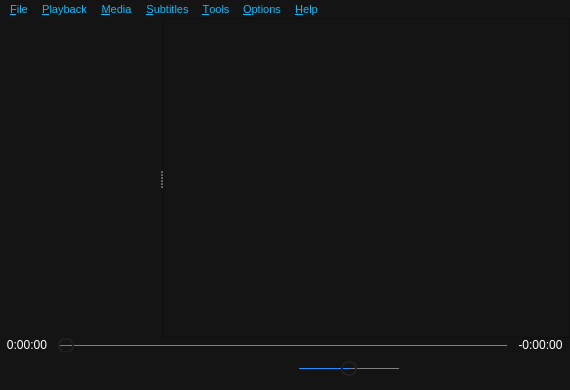
Above: Baka MPlayer/windows/mainwindow.ui from u8sand/Baka-MPlayer before the change. Below: the same form after it.
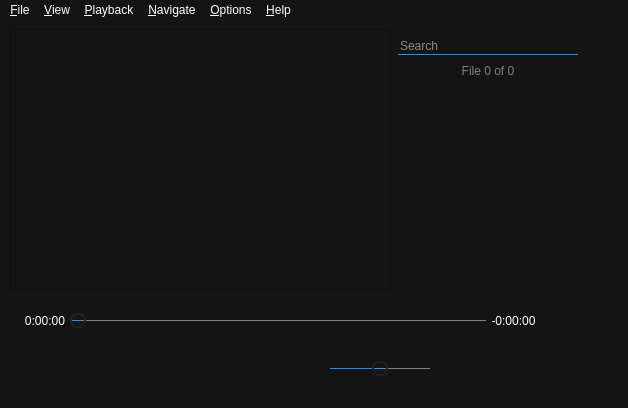
That is the form after the change. Icons and pictures are not drawn. Custom widgets are drawn as their Qt base class.

Commit message: mainwindow.ui: reorganized items but layout is incomplete

```diff
--- a/Baka MPlayer/windows/mainwindow.ui
+++ b/Baka MPlayer/windows/mainwindow.ui
@@ -6,8 +6,8 @@
    <rect>
     <x>0</x>
     <y>0</y>
-    <width>570</width>
-    <height>390</height>
+    <width>628</width>
+    <height>408</height>
    </rect>
   </property>
   <property name="windowTitle">
@@ -18,21 +18,15 @@
     <normaloff>:/img/logo.ico</normaloff>:/img/logo.ico</iconset>
   </property>
   <property name="styleSheet">
-   <string notr="true">QWidget, QMenu {
+   <string notr="true">/* QMenu */
+
+QWidget, QMenu, QMenuBar, QMenuBar::item {
 	background: #141414;
 	color: white;
 }
 
 QMenu {
-    border: 1px solid deepskyblue;
-	border-bottom-right-radius: 4px;
-	border-bottom-left-radius: 4px;
-}
-
-QMenuBar, QMenuBar::item {
-	background: #141414;
-	color: deepskyblue;
-	font-size: 11px;
+    border: 1px solid dimgray;
 }
 
 QMenu::item:selected {
@@ -40,12 +34,28 @@
 	 color: black;
  }
 
+QMenu::item::disabled {
+	color: gray;
+}
+
 QMenu::separator {
 	background: dimgray;
 	height: 1px;
 	margin: 3px 0;
 }
 
+/* Playlist */
+
+#searchBox {
+	border-bottom: 1px solid dodgerblue;
+	border-radius: 0px;
+}
+
+#indexLabel {
+	color: gray;
+}
+
+/* QSlider */
 
 QSlider::groove:horizontal {
 	background: gray;
@@ -66,220 +76,211 @@
 }</string>
   </property>
   <widget class="QWidget" name="centralwidget">
-   <layout class="QVBoxLayout" name="mainLayout">
-    <property name="spacing">
-     <number>0</number>
+   <widget class="QFrame" name="mpvFrame">
+    <property name="geometry">
+     <rect>
+      <x>10</x>
+      <y>10</y>
+      <width>381</width>
+      <height>261</height>
+     </rect>
     </property>
-    <property name="leftMargin">
-     <number>0</number>
+    <property name="frameShape">
+     <enum>QFrame::StyledPanel</enum>
     </property>
-    <property name="topMargin">
-     <number>0</number>
+    <property name="frameShadow">
+     <enum>QFrame::Raised</enum>
     </property>
-    <property name="rightMargin">
-     <number>0</number>
+   </widget>
+   <widget class="QFrame" name="playlistFrame">
+    <property name="geometry">
+     <rect>
+      <x>396</x>
+      <y>10</y>
+      <width>191</width>
+      <height>261</height>
+     </rect>
     </property>
-    <property name="bottomMargin">
-     <number>0</number>
-    </property>
-    <item>
-     <widget class="QWidget" name="verticalWidget" native="true">
-      <layout class="QVBoxLayout" name="verticalLayout">
-       <property name="leftMargin">
-        <number>0</number>
+    <layout class="QVBoxLayout" name="playlistLayout">
+     <property name="spacing">
+      <number>0</number>
+     </property>
+     <property name="leftMargin">
+      <number>2</number>
+     </property>
+     <item>
+      <widget class="QLineEdit" name="searchBox">
+       <property name="placeholderText">
+        <string>Search</string>
        </property>
-       <property name="topMargin">
-        <number>0</number>
+       <property name="clearButtonEnabled">
+        <bool>true</bool>
        </property>
-       <property name="rightMargin">
-        <number>0</number>
-       </property>
-       <property name="bottomMargin">
-        <number>0</number>
-       </property>
-       <item>
-        <widget class="QSplitter" name="splitter">
-         <property name="orientation">
-          <enum>Qt::Horizontal</enum>
-         </property>
-         <property name="handleWidth">
-          <number>4</number>
-         </property>
-         <widget class="QFrame" name="mpvFrame">
-          <property name="sizePolicy">
-           <sizepolicy hsizetype="Expanding" vsizetype="Expanding">
-            <horstretch>0</horstretch>
-            <verstretch>0</verstretch>
-           </sizepolicy>
+      </widget>
+     </item>
+     <item>
+      <widget class="QFrame" name="listFrame">
+       <layout class="QVBoxLayout" name="verticalLayout_2">
+        <property name="spacing">
+         <number>0</number>
+        </property>
+        <item>
+         <widget class="QLabel" name="indexLabel">
+          <property name="text">
+           <string>File 0 of 0</string>
           </property>
-          <property name="acceptDrops">
-           <bool>false</bool>
-          </property>
-          <property name="frameShape">
-           <enum>QFrame::NoFrame</enum>
+          <property name="alignment">
+           <set>Qt::AlignCenter</set>
           </property>
          </widget>
+        </item>
+        <item>
          <widget class="QListWidget" name="playlistWidget">
           <property name="frameShape">
-           <enum>QFrame::StyledPanel</enum>
+           <enum>QFrame::NoFrame</enum>
           </property>
          </widget>
-        </widget>
-       </item>
-      </layout>
-     </widget>
-    </item>
-    <item>
-     <widget class="QWidget" name="seekWidget" native="true">
-      <property name="maximumSize">
-       <size>
-        <width>16777215</width>
-        <height>14</height>
-       </size>
-      </property>
-      <layout class="QHBoxLayout" name="horizontalLayout_2">
-       <property name="leftMargin">
-        <number>2</number>
-       </property>
-       <property name="topMargin">
-        <number>0</number>
-       </property>
-       <property name="rightMargin">
-        <number>2</number>
-       </property>
-       <property name="bottomMargin">
-        <number>0</number>
-       </property>
-       <item>
-        <widget class="QLabel" name="durationLabel">
-         <property name="sizePolicy">
-          <sizepolicy hsizetype="MinimumExpanding" vsizetype="Preferred">
-           <horstretch>0</horstretch>
-           <verstretch>0</verstretch>
-          </sizepolicy>
-         </property>
-         <property name="maximumSize">
-          <size>
-           <width>50</width>
-           <height>16777215</height>
-          </size>
-         </property>
-         <property name="text">
-          <string>0:00:00</string>
-         </property>
-         <property name="alignment">
-          <set>Qt::AlignCenter</set>
-         </property>
-        </widget>
-       </item>
-       <item>
-        <widget class="CustomSlider" name="seekBar">
-         <property name="enabled">
-          <bool>false</bool>
-         </property>
-         <property name="acceptDrops">
-          <bool>false</bool>
-         </property>
-         <property name="maximum">
-          <number>1000000</number>
-         </property>
-         <property name="sliderPosition">
-          <number>0</number>
-         </property>
-         <property name="orientation">
-          <enum>Qt::Horizontal</enum>
-         </property>
-        </widget>
-       </item>
-       <item>
-        <widget class="QLabel" name="remainingLabel">
-         <property name="sizePolicy">
-          <sizepolicy hsizetype="MinimumExpanding" vsizetype="Preferred">
-           <horstretch>0</horstretch>
-           <verstretch>0</verstretch>
-          </sizepolicy>
-         </property>
-         <property name="maximumSize">
-          <size>
-           <width>55</width>
-           <height>16777215</height>
-          </size>
-         </property>
-         <property name="text">
-          <string>-0:00:00</string>
-         </property>
-         <property name="alignment">
-          <set>Qt::AlignCenter</set>
-         </property>
-        </widget>
-       </item>
-      </layout>
-     </widget>
-    </item>
-    <item>
-     <widget class="QWidget" name="controlsWidget" native="true">
-      <property name="maximumSize">
-       <size>
-        <width>16777215</width>
-        <height>38</height>
-       </size>
-      </property>
+        </item>
+       </layout>
+      </widget>
+     </item>
+     <item>
       <layout class="QHBoxLayout" name="horizontalLayout">
-       <property name="leftMargin">
-        <number>12</number>
+       <property name="spacing">
+        <number>2</number>
        </property>
-       <property name="topMargin">
-        <number>0</number>
-       </property>
-       <property name="rightMargin">
-        <number>12</number>
-       </property>
-       <property name="bottomMargin">
-        <number>5</number>
-       </property>
        <item>
-        <widget class="QPushButton" name="openButton">
-         <property name="sizePolicy">
-          <sizepolicy hsizetype="Fixed" vsizetype="Fixed">
-           <horstretch>0</horstretch>
-           <verstretch>0</verstretch>
-          </sizepolicy>
+        <spacer name="horizontalSpacer_2">
+         <property name="orientation">
+          <enum>Qt::Horizontal</enum>
          </property>
-         <property name="maximumSize">
+         <property name="sizeHint" stdset="0">
           <size>
-           <width>16</width>
-           <height>16</height>
+           <width>40</width>
+           <height>20</height>
           </size>
          </property>
-         <property name="cursor">
-          <cursorShape>PointingHandCursor</cursorShape>
+        </spacer>
+       </item>
+       <item>
+        <widget class="QPushButton" name="currentFileButton">
+         <property name="icon">
+          <iconset resource="../rsclist.qrc">
+           <normaloff>:/img/select_current.svg</normaloff>:/img/select_current.svg</iconset>
          </property>
-         <property name="autoFillBackground">
-          <bool>false</bool>
+         <property name="flat">
+          <bool>true</bool>
          </property>
          <property name="icon">
           <iconset resource="../rsclist.qrc">
            <normaloff>:/img/default_open.svg</normaloff>:/img/default_open.svg</iconset>
          </property>
-         <property name="iconSize">
-          <size>
-           <width>16</width>
-           <height>16</height>
-          </size>
+         <property name="checkable">
+          <bool>true</bool>
          </property>
          <property name="flat">
           <bool>true</bool>
          </property>
         </widget>
        </item>
+       <item>
+        <widget class="QPushButton" name="refreshButton">
+         <property name="icon">
+          <iconset resource="../rsclist.qrc">
+           <normaloff>:/img/refresh_view.svg</normaloff>:/img/refresh_view.svg</iconset>
+         </property>
+         <property name="flat">
+          <bool>true</bool>
+         </property>
+        </widget>
+       </item>
+      </layout>
+     </item>
+    </layout>
+   </widget>
+   <widget class="QWidget" name="horizontalLayoutWidget_2">
+    <property name="geometry">
+     <rect>
+      <x>20</x>
+      <y>332</y>
+      <width>521</width>
+      <height>41</height>
+     </rect>
+    </property>
+    <layout class="QHBoxLayout" name="horizontalLayout_3">
+     <property name="leftMargin">
+      <number>12</number>
+     </property>
+     <property name="rightMargin">
+      <number>12</number>
+     </property>
+     <property name="bottomMargin">
+      <number>5</number>
+     </property>
+     <item>
+      <widget class="QPushButton" name="openButton">
+       <property name="sizePolicy">
+        <sizepolicy hsizetype="Fixed" vsizetype="Fixed">
+         <horstretch>0</horstretch>
+         <verstretch>0</verstretch>
+        </sizepolicy>
+       </property>
+       <property name="maximumSize">
+        <size>
+         <width>16</width>
+         <height>16</height>
+        </size>
+       </property>
+       <property name="cursor">
+        <cursorShape>PointingHandCursor</cursorShape>
+       </property>
+       <property name="autoFillBackground">
+        <bool>false</bool>
+       </property>
+       <property name="icon">
+        <iconset resource="../rsclist.qrc">
+         <normaloff>:/img/default_open.svg</normaloff>:/img/default_open.svg</iconset>
+       </property>
+       <property name="iconSize">
+        <size>
+         <width>16</width>
+         <height>16</height>
+        </size>
+       </property>
+       <property name="flat">
+        <bool>true</bool>
+       </property>
+      </widget>
+     </item>
+     <item>
+      <spacer name="horizontalSpacer_4">
+       <property name="orientation">
+        <enum>Qt::Horizontal</enum>
+       </property>
+       <property name="sizeHint" stdset="0">
+        <size>
+         <width>40</width>
+         <height>20</height>
+        </size>
+       </property>
+      </spacer>
+     </item>
+     <item>
+      <layout class="QHBoxLayout" name="horizontalLayout_2">
+       <property name="sizeConstraint">
+        <enum>QLayout::SetFixedSize</enum>
+       </property>
        <item>
         <spacer name="horizontalSpacer">
          <property name="orientation">
           <enum>Qt::Horizontal</enum>
          </property>
+         <property name="sizeType">
+          <enum>QSizePolicy::Fixed</enum>
+         </property>
          <property name="sizeHint" stdset="0">
           <size>
-           <width>40</width>
+           <width>70</width>
            <height>20</height>
           </size>
          </property>
@@ -367,7 +368,7 @@
          <property name="maximumSize">
           <size>
            <width>28</width>
-           <height>16777215</height>
+           <height>30</height>
           </size>
          </property>
          <property name="cursor">
@@ -462,71 +463,149 @@
          </property>
         </widget>
        </item>
-       <item>
-        <spacer name="horizontalSpacer_2">
-         <property name="orientation">
-          <enum>Qt::Horizontal</enum>
-         </property>
-         <property name="sizeHint" stdset="0">
-          <size>
-           <width>40</width>
-           <height>20</height>
-          </size>
-         </property>
-        </spacer>
-       </item>
-       <item>
-        <widget class="QPushButton" name="playlistButton">
-         <property name="enabled">
-          <bool>false</bool>
-         </property>
-         <property name="sizePolicy">
-          <sizepolicy hsizetype="Fixed" vsizetype="Fixed">
-           <horstretch>0</horstretch>
-           <verstretch>0</verstretch>
-          </sizepolicy>
-         </property>
-         <property name="maximumSize">
-          <size>
-           <width>16</width>
-           <height>16</height>
-          </size>
-         </property>
-         <property name="cursor">
-          <cursorShape>PointingHandCursor</cursorShape>
-         </property>
-         <property name="autoFillBackground">
-          <bool>false</bool>
-         </property>
-         <property name="icon">
-          <iconset resource="../rsclist.qrc">
-           <normaloff>:/img/default_playlist.svg</normaloff>
-           <disabledoff>:/img/disabled_playlist.svg</disabledoff>
-           <disabledon>:/img/disabled_playlist.svg</disabledon>:/img/default_playlist.svg</iconset>
-         </property>
-         <property name="iconSize">
-          <size>
-           <width>16</width>
-           <height>16</height>
-          </size>
-         </property>
-         <property name="flat">
-          <bool>true</bool>
-         </property>
-        </widget>
-       </item>
       </layout>
-     </widget>
-    </item>
-   </layout>
+     </item>
+     <item>
+      <spacer name="horizontalSpacer_3">
+       <property name="orientation">
+        <enum>Qt::Horizontal</enum>
+       </property>
+       <property name="sizeHint" stdset="0">
+        <size>
+         <width>40</width>
+         <height>20</height>
+        </size>
+       </property>
+      </spacer>
+     </item>
+     <item>
+      <widget class="QPushButton" name="playlistButton">
+       <property name="enabled">
+        <bool>false</bool>
+       </property>
+       <property name="sizePolicy">
+        <sizepolicy hsizetype="Fixed" vsizetype="Fixed">
+         <horstretch>0</horstretch>
+         <verstretch>0</verstretch>
+        </sizepolicy>
+       </property>
+       <property name="maximumSize">
+        <size>
+         <width>16</width>
+         <height>16</height>
+        </size>
+       </property>
+       <property name="cursor">
+        <cursorShape>PointingHandCursor</cursorShape>
+       </property>
+       <property name="autoFillBackground">
+        <bool>false</bool>
+       </property>
+       <property name="icon">
+        <iconset resource="../rsclist.qrc">
+         <normaloff>:/img/default_playlist.svg</normaloff>
+         <disabledoff>:/img/disabled_playlist.svg</disabledoff>
+         <disabledon>:/img/disabled_playlist.svg</disabledon>:/img/default_playlist.svg</iconset>
+       </property>
+       <property name="iconSize">
+        <size>
+         <width>16</width>
+         <height>16</height>
+        </size>
+       </property>
+       <property name="flat">
+        <bool>true</bool>
+       </property>
+      </widget>
+     </item>
+    </layout>
+   </widget>
+   <widget class="QWidget" name="horizontalLayoutWidget_3">
+    <property name="geometry">
+     <rect>
+      <x>20</x>
+      <y>290</y>
+      <width>521</width>
+      <height>24</height>
+     </rect>
+    </property>
+    <layout class="QHBoxLayout" name="horizontalLayout_4">
+     <property name="spacing">
+      <number>0</number>
+     </property>
+     <item>
+      <widget class="QLabel" name="durationLabel">
+       <property name="sizePolicy">
+        <sizepolicy hsizetype="MinimumExpanding" vsizetype="Preferred">
+         <horstretch>0</horstretch>
+         <verstretch>0</verstretch>
+        </sizepolicy>
+       </property>
+       <property name="maximumSize">
+        <size>
+         <width>50</width>
+         <height>16777215</height>
+        </size>
+       </property>
+       <property name="text">
+        <string>0:00:00</string>
+       </property>
+       <property name="alignment">
+        <set>Qt::AlignCenter</set>
+       </property>
+      </widget>
+     </item>
+     <item>
+      <widget class="CustomSlider" name="seekBar">
+       <property name="enabled">
+        <bool>false</bool>
+       </property>
+       <property name="acceptDrops">
+        <bool>false</bool>
+       </property>
+       <property name="maximum">
+        <number>1000000</number>
+       </property>
+       <property name="sliderPosition">
+        <number>0</number>
+       </property>
+       <property name="orientation">
+        <enum>Qt::Horizontal</enum>
+       </property>
+      </widget>
+     </item>
+     <item>
+      <widget class="QLabel" name="remainingLabel">
+       <property name="sizePolicy">
+        <sizepolicy hsizetype="MinimumExpanding" vsizetype="Preferred">
+         <horstretch>0</horstretch>
+         <verstretch>0</verstretch>
+        </sizepolicy>
+       </property>
+       <property name="maximumSize">
+        <size>
+         <width>55</width>
+         <height>16777215</height>
+        </size>
+       </property>
+       <property name="text">
+        <string>-0:00:00</string>
+       </property>
+       <property name="alignment">
+        <set>Qt::AlignCenter</set>
+       </property>
+      </widget>
+     </item>
+    </layout>
+   </widget>
   </widget>
   <widget class="QMenuBar" name="menubar">
    <property name="geometry">
     <rect>
      <x>0</x>
      <y>0</y>
-     <width>570</width>
-     <height>19</height>
+     <width>628</width>
+     <height>21</height>
     </rect>
    </property>
    <widget class="QMenu" name="menu_File">
@@ -547,40 +626,13 @@
     <addaction name="separator"/>
     <addaction name="actionE_xit"/>
    </widget>
-   <widget class="QMenu" name="menu_Playback">
+   <widget class="QMenu" name="menu_View">
     <property name="title">
-     <string>&amp;Playback</string>
+     <string>&amp;View</string>
     </property>
     <widget class="QMenu" name="menuRepea_t">
      <property name="title">
-      <string>Repea&amp;t</string>
-     </property>
-     <addaction name="action_Off"/>
-     <addaction name="separator"/>
-     <addaction name="action_Playlist"/>
-     <addaction name="action_This_File"/>
-    </widget>
-    <addaction name="action_Play"/>
-    <addaction name="action_Stop"/>
-    <addaction name="action_Rewind"/>
-    <addaction name="actionR_estart"/>
-    <addaction name="separator"/>
-    <addaction name="actionShu_ffle"/>
-    <addaction name="menuRepea_t"/>
-    <addaction name="actionStop_after_current"/>
-    <addaction name="separator"/>
-    <addaction name="action_Frame_Step"/>
-    <addaction name="actionFrame_Back_Step"/>
-    <addaction name="separator"/>
-    <addaction name="action_Jump_To_Time"/>
-   </widget>
-   <widget class="QMenu" name="menu_Media">
-    <property name="title">
-     <string>&amp;Media</string>
-    </property>
-    <widget class="QMenu" name="menu_Fit_Window">
-     <property name="title">
-      <string>&amp;Fit Window</string>
+      <string>Fit &amp;Window</string>
      </property>
      <addaction name="action_To_Current_Size"/>
      <addaction name="action50"/>
@@ -603,6 +655,51 @@
      </property>
      <addaction name="action_none"/>
     </widget>
+    <widget class="QMenu" name="menuFont_Si_ze">
+     <property name="title">
+      <string>Font Si&amp;ze</string>
+     </property>
+     <addaction name="action_Size"/>
+     <addaction name="actionS_ize"/>
+     <addaction name="action_Reset_Size"/>
+    </widget>
+    <addaction name="action_Full_Screen"/>
+    <addaction name="actionTake_Snapshot"/>
+    <addaction name="separator"/>
+    <addaction name="menuFit_Window"/>
+    <addaction name="menuAspect_Ratio"/>
+    <addaction name="separator"/>
+    <addaction name="actionShow_Subtitles"/>
+    <addaction name="menuSubtitle_Track"/>
+    <addaction name="menuFont_Si_ze"/>
+    <addaction name="separator"/>
+    <addaction name="actionMedia_Info"/>
+   </widget>
+   <widget class="QMenu" name="menu_Playback">
+    <property name="title">
+     <string>&amp;Playback</string>
+    </property>
+    <widget class="QMenu" name="menuR_epeat">
+     <property name="title">
+      <string>R&amp;epeat</string>
+     </property>
+     <addaction name="action_Off"/>
+     <addaction name="separator"/>
+     <addaction name="action_Playlist"/>
+     <addaction name="action_This_File"/>
+    </widget>
+    <addaction name="action_Play"/>
+    <addaction name="action_Stop"/>
+    <addaction name="action_Restart"/>
+    <addaction name="separator"/>
+    <addaction name="actionSh_uffle"/>
+    <addaction name="menuR_epeat"/>
+    <addaction name="actionStop_after_Current"/>
+   </widget>
+   <widget class="QMenu" name="menu_Navigate">
+    <property name="title">
+     <string>&amp;Navigate</string>
+    </property>
     <widget class="QMenu" name="menu_Chapters">
      <property name="enabled">
       <bool>false</bool>
@@ -619,46 +716,13 @@
     <addaction name="action_Next_Chapter"/>
     <addaction name="separator"/>
     <addaction name="menu_Chapters"/>
-    <addaction name="menuAspect_Ratio"/>
-    <addaction name="menuAudio_Tracks"/>
-   </widget>
-   <widget class="QMenu" name="menu_Subtitles">
-    <property name="title">
-     <string>&amp;Subtitles</string>
-    </property>
-    <widget class="QMenu" name="menuSubtitle_Track">
-     <property name="title">
-      <string>Subtitle &amp;Track</string>
-     </property>
-     <addaction name="action_none_3"/>
-    </widget>
-    <widget class="QMenu" name="menu_Font_Size">
-     <property name="enabled">
-      <bool>false</bool>
-     </property>
-     <property name="title">
-      <string>&amp;Font Size</string>
-     </property>
-     <addaction name="action_Increase"/>
-     <addaction name="action_Decrease"/>
-     <addaction name="action_Reset_Size"/>
-    </widget>
-    <addaction name="action_Show_Subtitles"/>
-    <addaction name="action_Load_Subtitle_File"/>
     <addaction name="separator"/>
-    <addaction name="menuSubtitle_Track"/>
-    <addaction name="menu_Font_Size"/>
-   </widget>
-   <widget class="QMenu" name="menuTools">
-    <property name="title">
-     <string>&amp;Tools</string>
-    </property>
-    <addaction name="action_Take_Snapshot"/>
-    <addaction name="actionShow_Command_Line"/>
+    <addaction name="action_Frame_Step"/>
+    <addaction name="actionFrame_Back_Step"/>
     <addaction name="separator"/>
     <addaction name="actionMedia_Info"/>
    </widget>
-   <widget class="QMenu" name="menuOptions">
+   <widget class="QMenu" name="menu_Options">
     <property name="title">
      <string>&amp;Options</string>
     </property>
@@ -685,7 +749,7 @@
     <addaction name="menu_On_Top"/>
     <addaction name="menu_Tray_Icon"/>
    </widget>
-   <widget class="QMenu" name="menuHelp">
+   <widget class="QMenu" name="menu_Help">
     <property name="title">
      <string>&amp;Help</string>
     </property>
@@ -693,12 +757,11 @@
     <addaction name="action_About_Baka_MPlayer"/>
    </widget>
    <addaction name="menu_File"/>
+   <addaction name="menu_View"/>
    <addaction name="menu_Playback"/>
-   <addaction name="menu_Media"/>
-   <addaction name="menu_Subtitles"/>
-   <addaction name="menuTools"/>
-   <addaction name="menuOptions"/>
-   <addaction name="menuHelp"/>
+   <addaction name="menu_Navigate"/>
+   <addaction name="menu_Options"/>
+   <addaction name="menu_Help"/>
   </widget>
   <action name="action_Open_File">
    <property name="text">
```
Left out of the diff: 400 changed lines with no effect on the pictures. The commit also changes 7 other files.
